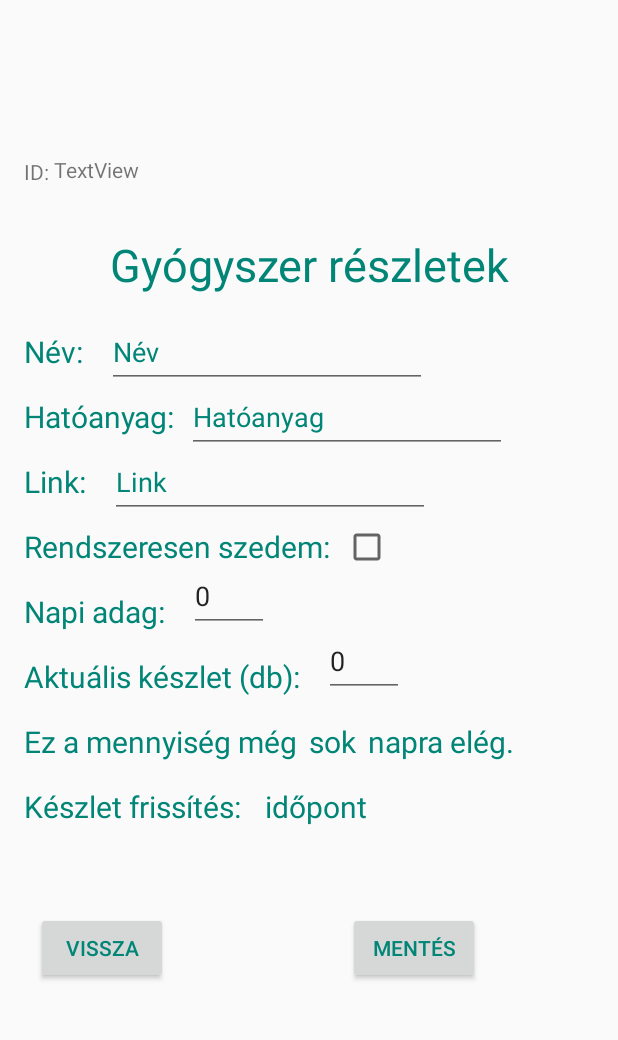
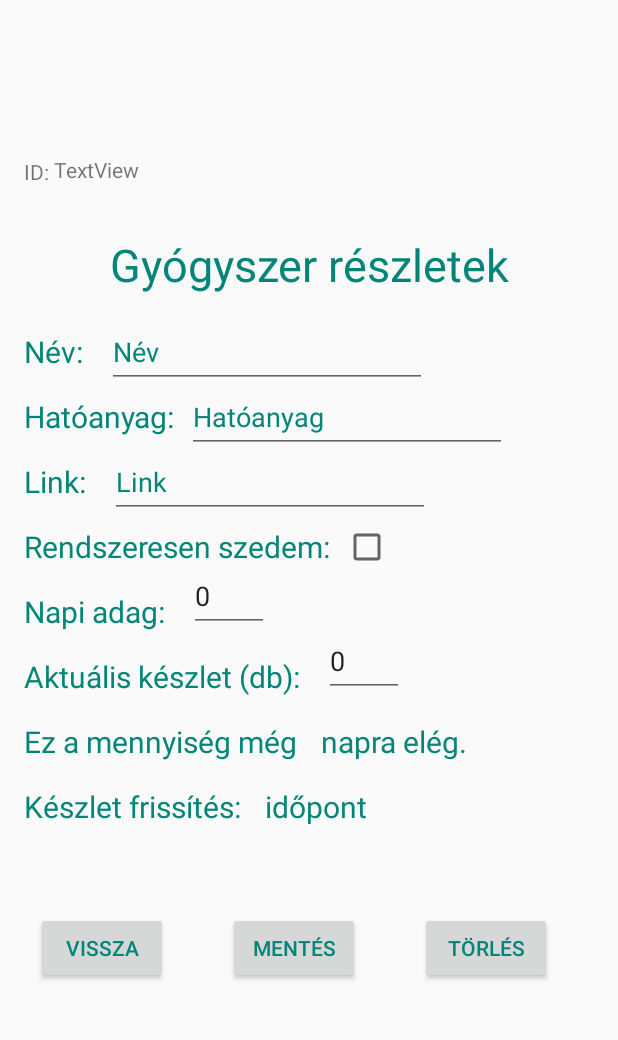
Before and after one commit to SomaHam44/PP, an Android app: the fragment GyogyszerReszletekFragment placed in its activity, after a tap on "MENTÉS", on a phone screen of 412 x 824 dp, the part 84-1124 px from its top. Run offline under Robolectric (Android 15) with nearby library versions, the phone set to English and light mode, and no system bars; 8 statements that could not run were skipped.

Commit message:
részletes nézeten a törlés és a vissza gomb már működik, a mentés még nem

```diff
--- a/app/src/main/java/com/example/pp/DBHelper.java
+++ b/app/src/main/java/com/example/pp/DBHelper.java
@@ -100,6 +100,7 @@ public class DBHelper extends SQLiteOpenHelper {
         SimpleDateFormat formatter = new SimpleDateFormat("dd-MM-yyyy");
         //modStrDatum = formatter.format(modDatum);
         ContentValues values = new ContentValues();
+        values.put(GY_ID, id);
         values.put(GY_NEV, nev);
         values.put(GY_HATOANYAG, hatoanyag);
         values.put(GY_LINK, link);
--- a/app/src/main/java/com/example/pp/GyogyszerReszletekFragment.java
+++ b/app/src/main/java/com/example/pp/GyogyszerReszletekFragment.java
@@ -32,7 +32,7 @@ public class GyogyszerReszletekFragment extends Fragment {
     private EditText editTextNapi;
     private EditText editTextKeszlet;
     private CheckBox cbRendszeres;
-    private Button btnVissza, btnMentes;
+    private Button btnVissza, btnMentes, btnTorles;
     private DBHelper adatbazis;
 
     private TextView napszam;
@@ -59,7 +59,6 @@ public class GyogyszerReszletekFragment extends Fragment {
     public View onCreateView(LayoutInflater inflater, ViewGroup container,
                              Bundle savedInstanceState) {
         View rootView = inflater.inflate(R.layout.fragment_gyogyszer_reszletek, container, false);
-
         editTextNev = rootView.findViewById(R.id.editTextNev);
         editTextHatoanyag = rootView.findViewById(R.id.editTextHatoanyag);
         editTextLink = rootView.findViewById(R.id.editTextLink);
@@ -69,6 +68,7 @@ public class GyogyszerReszletekFragment extends Fragment {
         cbRendszeres = rootView.findViewById(R.id.cbRendszeresSzedes);
         btnMentes = rootView.findViewById(R.id.btnTovabb);
         btnVissza = rootView.findViewById(R.id.btnVissza);
+        btnTorles = rootView.findViewById(R.id.btnTorles);
         napszam = rootView.findViewById(R.id.napszam);
         idopont = rootView.findViewById(R.id.idopont);
 
@@ -87,7 +87,31 @@ public class GyogyszerReszletekFragment extends Fragment {
         btnMentes.setOnClickListener(new View.OnClickListener() {
             @Override
             public void onClick(View view) {
+                String nev = editTextNev.getText().toString().trim();
+                String hatoanyag = editTextHatoanyag.getText().toString().trim();
+                String keszletString = editTextKeszlet.getText().toString().trim();
+                String link = editTextLink.getText().toString().trim();
+                String napiString = editTextNapi.getText().toString().trim();
+                try {
+                    int keszlet = Integer.parseInt(keszletString);
+                    int napi = Integer.parseInt(napiString);
+                    if (adatbazis.gyogyszerModositas(gyogyszer.getId(), nev, hatoanyag, link, napi, keszlet)) {
+                        Toast.makeText(getActivity(), "Gyógyszer módosítása sikeres", Toast.LENGTH_SHORT).show();
+                    } else {
+                        Toast.makeText(getActivity(), "Gógyszer módosítása sikertelen " + keszlet, Toast.LENGTH_SHORT).show();
+                    }
+                }
+                catch (NumberFormatException ex){
+                    Toast.makeText(getActivity(), "A készletnek és a napi mennyiségnek számnak kell lennie", Toast.LENGTH_SHORT).show();
+                }
+            }
+        });
 
+        btnTorles.setOnClickListener(new View.OnClickListener() {
+            @Override
+            public void onClick(View view) {
+                adatbazis.torles(gyogyszer.getId());
+                ((MainActivity) getActivity()).navigateToGyogyszereim();
             }
         });
 
@@ -95,14 +119,10 @@ public class GyogyszerReszletekFragment extends Fragment {
             @Override
             public void onClick(View view) {
                 Toast.makeText(getActivity(), "Vissza", Toast.LENGTH_SHORT).show();
-
+                ((MainActivity) getActivity()).navigateToGyogyszereim();
             }
         });
-
         return rootView;
     }
 
-
-
-
 }
--- a/app/src/main/java/com/example/pp/MainActivity.java
+++ b/app/src/main/java/com/example/pp/MainActivity.java
@@ -126,7 +126,12 @@ public class MainActivity extends AppCompatActivity {
         selectedGyogyszer = gyogyszer;
         loadFragment(GyogyszerReszletekFragment.newInstance(), "details", true);
     }
+
     public Gyogyszer getSelectedGyogyszer() {
         return selectedGyogyszer;
     }
+
+    public void navigateToGyogyszereim() {
+        loadFragment(GyogyszereimFragment.newInstance(), "details", true);
+    }
 }
--- a/app/src/main/res/layout/fragment_gyogyszer_reszletek.xml
+++ b/app/src/main/res/layout/fragment_gyogyszer_reszletek.xml
@@ -168,7 +168,7 @@
         android:id="@+id/btnTovabb"
         android:layout_width="wrap_content"
         android:layout_height="wrap_content"
-        android:layout_marginStart="120dp"
+        android:layout_marginStart="40dp"
         android:text="Mentés"
         android:textColor="@color/colorPrimary"
         app:layout_constraintStart_toEndOf="@+id/btnVissza"
@@ -209,9 +209,8 @@
         android:layout_width="wrap_content"
         android:layout_height="wrap_content"
         android:layout_marginStart="8dp"
+        android:textColor="@color/colorPrimary"
         android:textSize="20sp"
-        android:text="sok"
-        android:textColor="@color/colorPrimary"
         app:layout_constraintBottom_toBottomOf="@+id/napok1"
         app:layout_constraintStart_toEndOf="@+id/napok1"
         app:layout_constraintTop_toTopOf="@+id/napok1" />
@@ -265,5 +264,16 @@
         app:layout_constraintStart_toEndOf="@+id/frissites"
         app:layout_constraintTop_toTopOf="@+id/frissites"  />
 
+    <Button
+        android:id="@+id/btnTorles"
+        android:layout_width="wrap_content"
+        android:layout_height="wrap_content"
+        android:layout_marginStart="40dp"
+        android:text="Törlés"
+        android:textColor="@color/colorPrimary"
+        app:layout_constraintBottom_toBottomOf="@+id/btnTovabb"
+        app:layout_constraintStart_toEndOf="@+id/btnTovabb"
+        app:layout_constraintTop_toTopOf="@+id/btnTovabb" />
+
 
 </androidx.constraintlayout.widget.ConstraintLayout>
--- a/app/src/main/res/layout/lista_sor.xml
+++ b/app/src/main/res/layout/lista_sor.xml
@@ -23,7 +23,7 @@
 
     <TextView
         android:id="@+id/gyogyszerNevTextView"
-        android:layout_width="262dp"
+        android:layout_width="200dp"
         android:layout_height="25dp"
         android:layout_marginStart="16dp"
         android:textSize="16sp"
```
